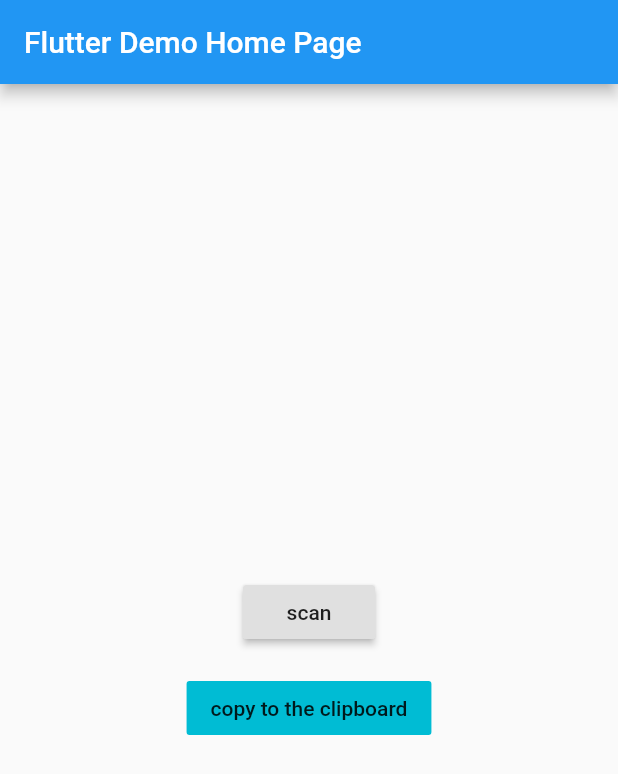
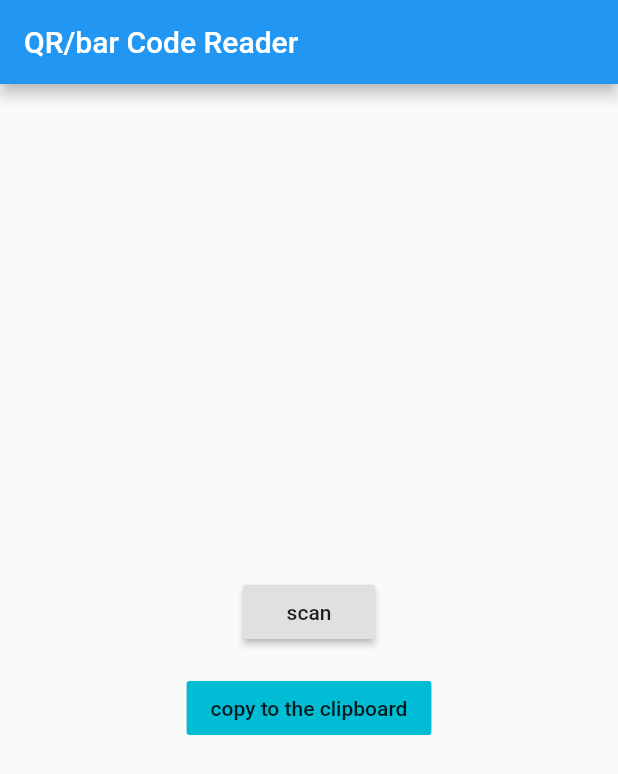
Before and after one commit to tehdarthvid/qbar-flutter, a Flutter app: the screen it shows after launch, on a phone screen of 412 x 824 dp. Shown: the top 774 px of the screen. Run offline on Flutter 3.47's test engine with Material 2 defaults, Android fonts, the phone set to English and light mode, and no system bars; missing offline and left inert: barcode_scan.

Commit message:
style: Update titles to see where they'll go.

```diff
--- a/lib/main.dart
+++ b/lib/main.dart
@@ -13,7 +13,7 @@ class MyApp extends StatelessWidget {
   @override
   Widget build(BuildContext context) {
     return MaterialApp(
-      title: 'Flutter Demo',
+      title: 'Flutter study via QR/barcode',
       theme: ThemeData(
         // This is the theme of your application.
         //
@@ -26,7 +26,7 @@ class MyApp extends StatelessWidget {
         // is not restarted.
         primarySwatch: Colors.blue,
       ),
-      home: MyHomePage(title: 'Flutter Demo Home Page'),
+      home: MyHomePage(title: 'QR/bar Code Reader'),
     );
   }
 }
```
